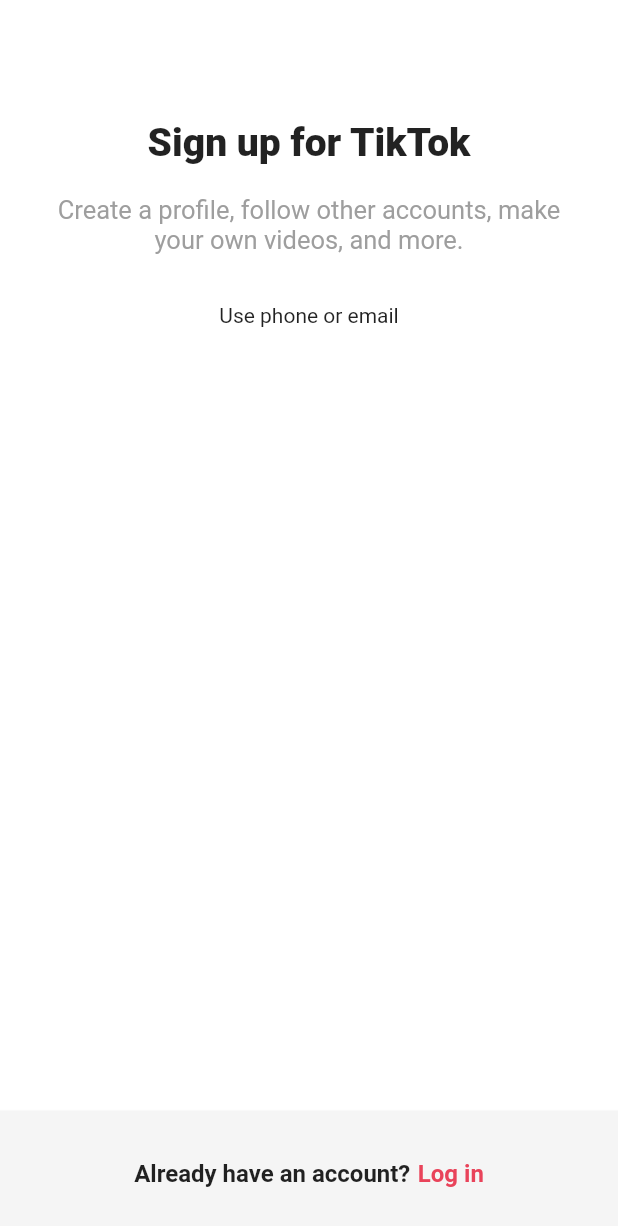
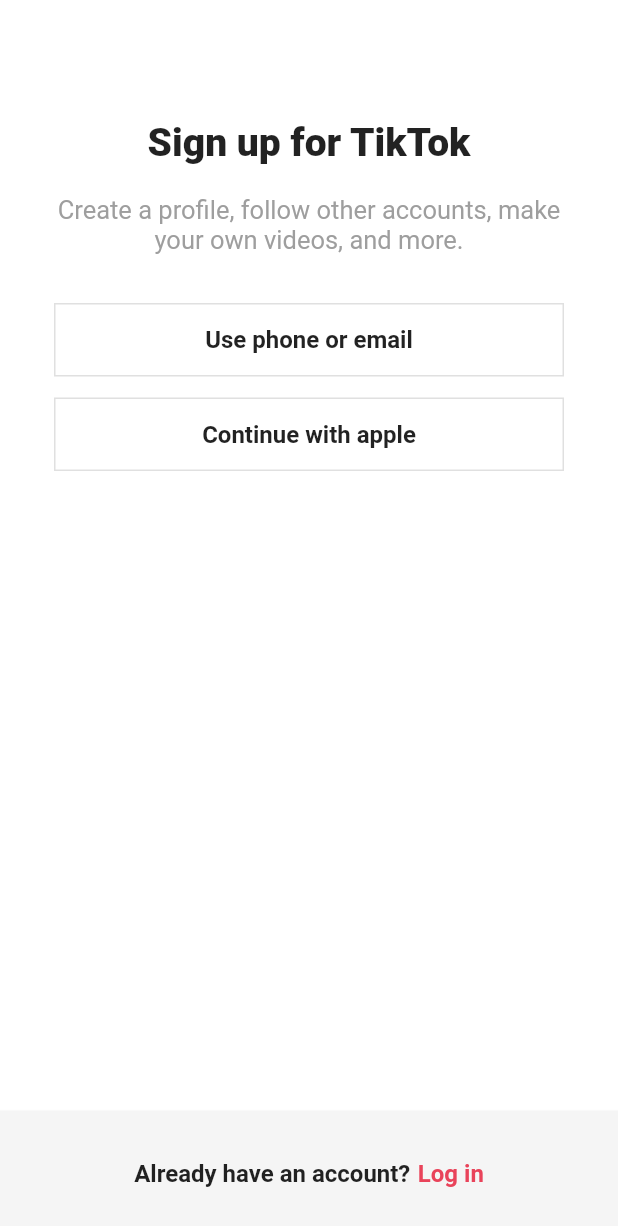
Before and after one commit to mijinB/TikTokClone, a Flutter app: the screen it shows after launch, on a phone screen of 412 x 824 dp. Shown: the top 1226 px of the screen. Run offline on Flutter 3.47's test engine with Material 2 defaults, Android fonts, the light colour scheme and no system bars.

Commit message:
auth_button

```diff
--- a/lib/features/authentication/log_in_screen.dart
+++ b/lib/features/authentication/log_in_screen.dart
@@ -15,7 +15,7 @@
       body: const SafeArea(
         child: Padding(
           padding: EdgeInsets.symmetric(
-            horizontal: Sizes.size20,
+            horizontal: Sizes.size36,
           ),
           child: Column(
             children: [
--- a/lib/features/authentication/sign_up_screen.dart
+++ b/lib/features/authentication/sign_up_screen.dart
@@ -21,7 +21,7 @@
       body: const SafeArea(
         child: Padding(
           padding: EdgeInsets.symmetric(
-            horizontal: Sizes.size20,
+            horizontal: Sizes.size36,
           ),
           child: Column(
             children: [
@@ -44,12 +44,14 @@
               ),
               Gaps.v32,
               AuthButton(text: 'Use phone or email'),
+              Gaps.v14,
+              AuthButton(text: 'Continue with apple'),
             ],
           ),
         ),
       ),
       bottomNavigationBar: BottomAppBar(
-        elevation: 2,
+        elevation: Sizes.size2,
         color: Colors.grey.shade100,
         child: Padding(
           padding: const EdgeInsets.symmetric(
--- a/lib/features/authentication/widgets/auth_button.dart
+++ b/lib/features/authentication/widgets/auth_button.dart
@@ -1,4 +1,5 @@
 import 'package:flutter/material.dart';
+import 'package:tiktok_clone_study/constants/sizes.dart';
 
 class AuthButton extends StatelessWidget {
   final String text;
@@ -10,8 +11,27 @@
 
   @override
   Widget build(BuildContext context) {
-    return Container(
-      child: Text(text),
+    return FractionallySizedBox(
+      widthFactor: 1.0,
+      child: Container(
+        padding: const EdgeInsets.symmetric(
+          vertical: Sizes.size14,
+        ),
+        decoration: BoxDecoration(
+          border: Border.all(
+            width: Sizes.size1,
+            color: Colors.grey.shade300,
+          ),
+        ),
+        child: Text(
+          text,
+          textAlign: TextAlign.center,
+          style: const TextStyle(
+            fontSize: Sizes.size16,
+            fontWeight: FontWeight.w600,
+          ),
+        ),
+      ),
     );
   }
 }
```
